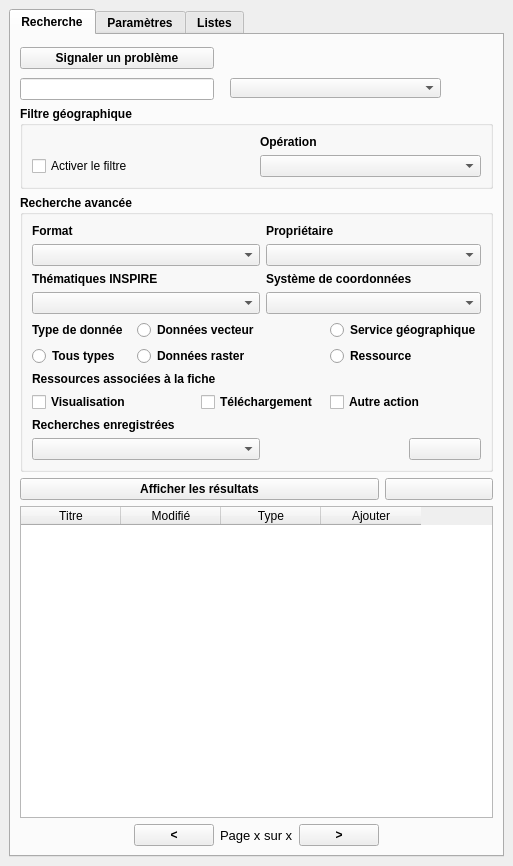
The window that isogeo_dockwidget_base.ui (isogeo/isogeo-plugin-qgis) describes before a commit, drawn with Qt 5.
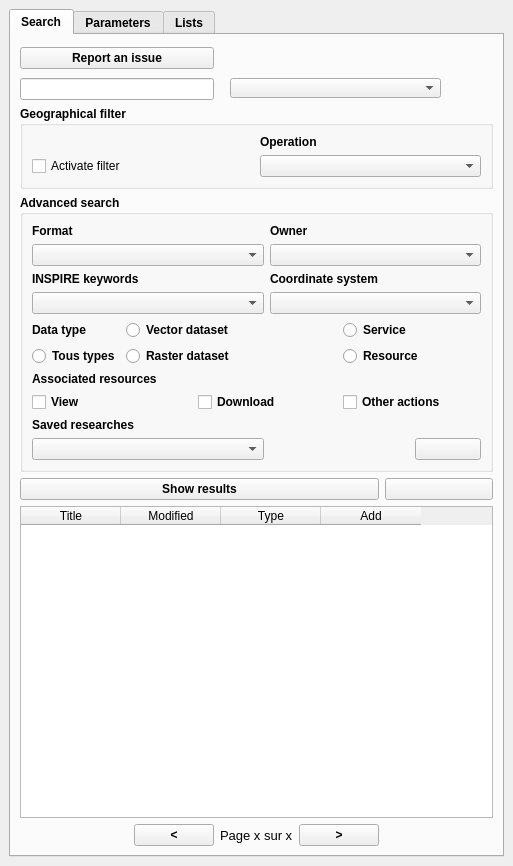
The same window after the commit. Icons and pictures are not drawn. Custom widgets are drawn as their Qt base class.

Commit message: Improved log system #21 + First elements of translation #31 + now secondary resources can be added correctly #38.

The edit to the form file:
```diff
--- a/isogeo_dockwidget_base.ui
+++ b/isogeo_dockwidget_base.ui
@@ -28,13 +28,13 @@
       </property>
       <widget class="QWidget" name="tab">
        <attribute name="title">
-        <string>Recherche</string>
+        <string>Search</string>
        </attribute>
        <layout class="QGridLayout" name="gridLayout_4">
         <item row="0" column="0" colspan="2">
          <widget class="QPushButton" name="report">
           <property name="text">
-           <string>Signaler un problème</string>
+           <string>Report an issue</string>
           </property>
          </widget>
         </item>
@@ -87,7 +87,7 @@
            </font>
           </property>
           <property name="title">
-           <string>Filtre géographique</string>
+           <string>Geographical filter</string>
           </property>
           <property name="collapsed">
            <bool>false</bool>
@@ -105,7 +105,7 @@
               </font>
              </property>
              <property name="text">
-              <string>Opération</string>
+              <string>Operation</string>
              </property>
             </widget>
            </item>
@@ -118,7 +118,7 @@
               </font>
              </property>
              <property name="text">
-              <string>Activer le filtre</string>
+              <string>Activate filter</string>
              </property>
             </widget>
            </item>
@@ -134,7 +134,7 @@
            </font>
           </property>
           <property name="title">
-           <string>Recherche avancée</string>
+           <string>Advanced search</string>
           </property>
           <property name="collapsed">
            <bool>false</bool>
@@ -167,7 +167,7 @@
               </font>
              </property>
              <property name="text">
-              <string>Propriétaire</string>
+              <string>Owner</string>
              </property>
             </widget>
            </item>
@@ -225,7 +225,7 @@
               </font>
              </property>
              <property name="text">
-              <string>Thématiques INSPIRE</string>
+              <string>INSPIRE keywords</string>
              </property>
             </widget>
            </item>
@@ -239,7 +239,7 @@
               </font>
              </property>
              <property name="text">
-              <string>Système de coordonnées</string>
+              <string>Coordinate system</string>
              </property>
             </widget>
            </item>
@@ -296,7 +296,7 @@
               </font>
              </property>
              <property name="text">
-              <string>Type de donnée</string>
+              <string>Data type</string>
              </property>
             </widget>
            </item>
@@ -309,7 +309,7 @@
               </sizepolicy>
              </property>
              <property name="text">
-              <string>Données vecteur</string>
+              <string>Vector dataset</string>
              </property>
             </widget>
            </item>
@@ -322,7 +322,7 @@
               </sizepolicy>
              </property>
              <property name="text">
-              <string>Service géographique</string>
+              <string>Service</string>
              </property>
             </widget>
            </item>
@@ -342,7 +342,7 @@
               </sizepolicy>
              </property>
              <property name="text">
-              <string>Données raster</string>
+              <string>Raster dataset</string>
              </property>
             </widget>
            </item>
@@ -355,7 +355,7 @@
               </sizepolicy>
              </property>
              <property name="text">
-              <string>Ressource</string>
+              <string>Resource</string>
              </property>
             </widget>
            </item>
@@ -369,28 +369,28 @@
               </font>
              </property>
              <property name="text">
-              <string>Ressources associées à la fiche</string>
+              <string>Associated resources</string>
              </property>
             </widget>
            </item>
            <item row="7" column="0">
             <widget class="QCheckBox" name="checkBox">
              <property name="text">
-              <string>Visualisation</string>
+              <string>View</string>
              </property>
             </widget>
            </item>
            <item row="7" column="2" colspan="2">
             <widget class="QCheckBox" name="checkBox_2">
              <property name="text">
-              <string>Téléchargement</string>
+              <string>Download</string>
              </property>
             </widget>
            </item>
            <item row="7" column="4" colspan="2">
             <widget class="QCheckBox" name="checkBox_3">
              <property name="text">
-              <string>Autre action</string>
+              <string>Other actions</string>
              </property>
             </widget>
            </item>
@@ -403,7 +403,7 @@
               </font>
              </property>
              <property name="text">
-              <string>Recherches enregistrées</string>
+              <string>Saved researches</string>
              </property>
             </widget>
            </item>
@@ -448,7 +448,7 @@
         <item row="4" column="0" colspan="4">
          <widget class="QPushButton" name="show_button">
           <property name="text">
-           <string>Afficher les résultats</string>
+           <string>Show results</string>
           </property>
           <property name="icon">
            <iconset resource="resources.qrc">
@@ -477,12 +477,12 @@
           </property>
           <column>
            <property name="text">
-            <string>Titre</string>
+            <string>Title</string>
            </property>
           </column>
           <column>
            <property name="text">
-            <string>Modifié</string>
+            <string>Modified</string>
            </property>
           </column>
           <column>
@@ -492,7 +492,7 @@
           </column>
           <column>
            <property name="text">
-            <string>Ajouter</string>
+            <string>Add</string>
            </property>
           </column>
          </widget>
@@ -567,7 +567,7 @@
       </widget>
       <widget class="QWidget" name="tab_2">
        <attribute name="title">
-        <string>Paramètres</string>
+        <string>Parameters</string>
        </attribute>
        <layout class="QGridLayout" name="gridLayout_6">
         <item row="0" column="0">
@@ -914,7 +914,7 @@
       </widget>
       <widget class="QWidget" name="tab_3">
        <attribute name="title">
-        <string>Listes</string>
+        <string>Lists</string>
        </attribute>
        <layout class="QGridLayout" name="gridLayout_5">
         <item row="0" column="0" colspan="3">
```
Left out of the diff: 131 changed lines with no effect on the pictures. The commit also changes 11 other files.
